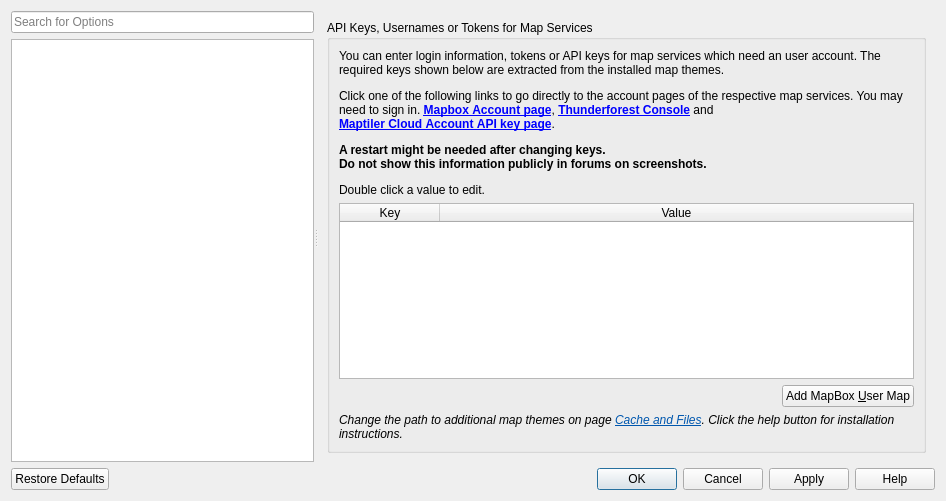
This is src/options/options.ui in albar965/littlenavmap as Qt 5 draws it before an edit. The edited form follows.
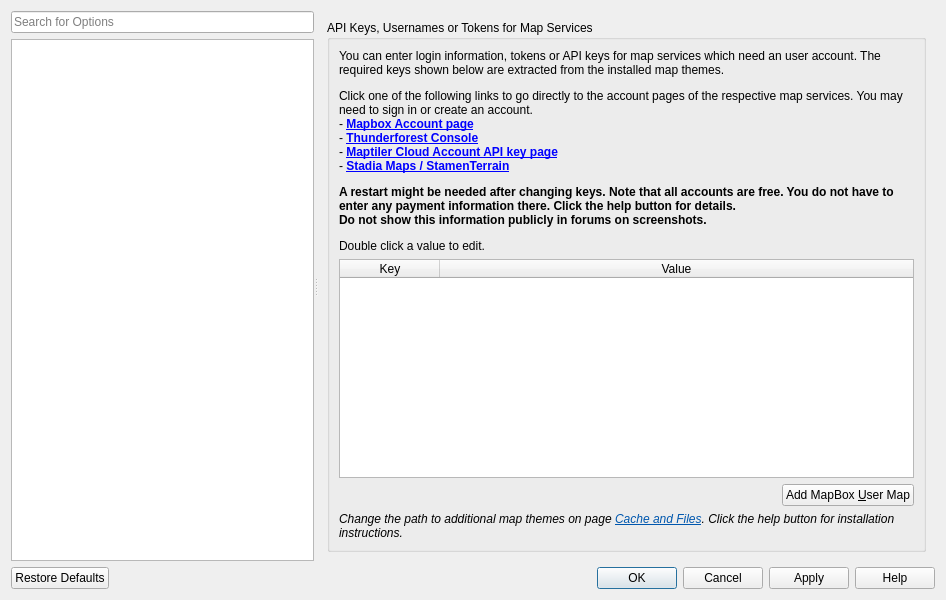
This is the edited form. The open tabs and pages were chosen to show the change. Icons and pictures are not drawn.

Commit message: Updated help text for map API keys.

The edit to the form file:
```diff
--- a/src/options/options.ui
+++ b/src/options/options.ui
@@ -7,7 +7,7 @@
     <x>0</x>
     <y>0</y>
     <width>946</width>
-    <height>501</height>
+    <height>600</height>
    </rect>
   </property>
   <property name="windowTitle">
@@ -5240,20 +5240,7 @@
            <item>
             <widget class="QLabel" name="labelMapApiKeysHint">
              <property name="text">
-              <string>&lt;p&gt;You can enter login information, tokens or API keys for map services which need an user account.
-The required keys shown below are extracted from the installed map themes.&lt;/p&gt;
-
-&lt;p&gt;Click one of the following links to go directly to the account pages of the respective map services. You may need to sign in. 
-&lt;a href=&quot;https://account.mapbox.com/&quot;&gt;&lt;b&gt;Mapbox&amp;nbsp;Account&amp;nbsp;page&lt;/b&gt;&lt;/a&gt;,
-&lt;a href=&quot;https://manage.thunderforest.com/dashboard&quot;&gt;&lt;b&gt;Thunderforest&amp;nbsp;Console&lt;/b&gt;&lt;/a&gt; and 
-&lt;a href=&quot;https://cloud.maptiler.com/account/keys/&quot;&gt;&lt;b&gt;Maptiler&amp;nbsp;Cloud&amp;nbsp;Account&amp;nbsp;API&amp;nbsp;key&amp;nbsp;page&lt;/b&gt;&lt;/a&gt;.
-&lt;/p&gt;
-
-&lt;p&gt;&lt;b&gt;A restart might be needed after changing keys.&lt;br/&gt;
-Do not show this information publicly in forums on screenshots.&lt;/b&gt;&lt;/p&gt;
-
-&lt;p&gt;Double click a value to edit.&lt;/p&gt;
-</string>
+              <string>&lt;p&gt;You can enter login information, tokens or API keys for map services which need an user account. The required keys shown below are extracted from the installed map themes. &lt;/p&gt;&lt;p&gt;Click one of the following links to go directly to the account pages of the respective map services. You may need to sign in or create an account.&lt;br/&gt;- &lt;a href=&quot;https://account.mapbox.com/&quot;&gt;&lt;b&gt;Mapbox Account page&lt;/b&gt;&lt;/a&gt;&lt;br/&gt;- &lt;a href=&quot;https://manage.thunderforest.com/dashboard&quot;&gt;&lt;b&gt;Thunderforest Console&lt;/b&gt;&lt;/a&gt;&lt;br/&gt;- &lt;a href=&quot;https://cloud.maptiler.com/account/keys/&quot;&gt;&lt;b&gt;Maptiler Cloud Account API key page&lt;/b&gt;&lt;/a&gt;&lt;br/&gt;- &lt;a href=&quot;https://stadiamaps.com/stamen/onboarding/create-account/&quot;&gt;&lt;b&gt;Stadia Maps / StamenTerrain&lt;/b&gt;&lt;/a&gt;&lt;/p&gt;&lt;p&gt;&lt;b&gt;A restart might be needed after changing keys. Note that all accounts are free. You do not have to enter any payment information there. Click the help button for details.&lt;br/&gt;Do not show this information publicly in forums on screenshots.&lt;/b&gt;&lt;/p&gt;&lt;p&gt;Double click a value to edit.&lt;/p&gt;</string>
              </property>
              <property name="wordWrap">
               <bool>true</bool>
```
Left out of the diff: 86 changed lines with no effect on the pictures. The commit also changes 10 other files.
